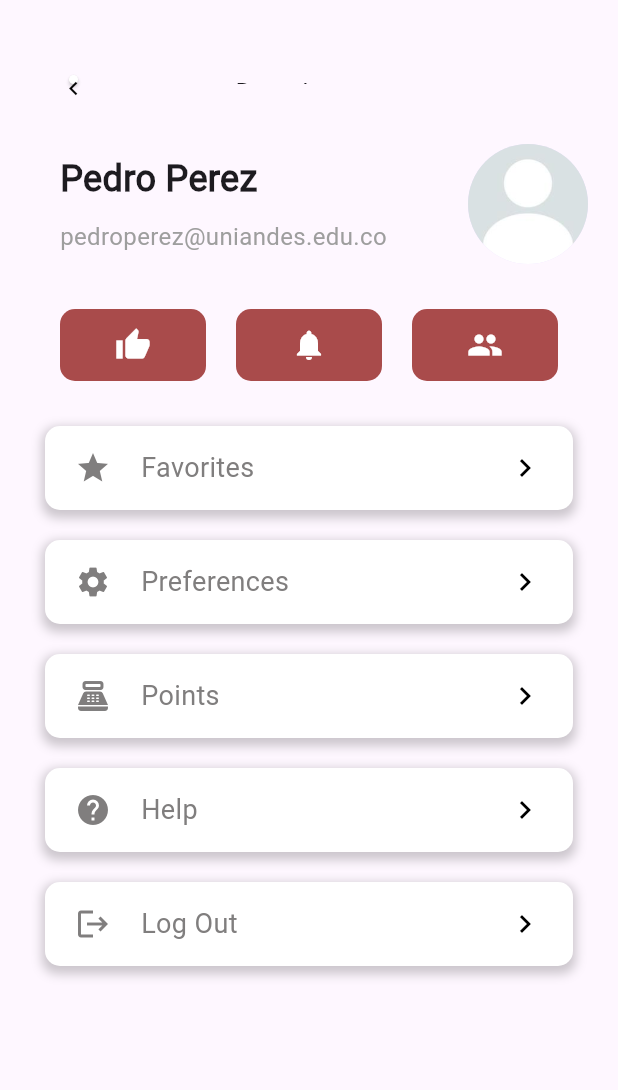
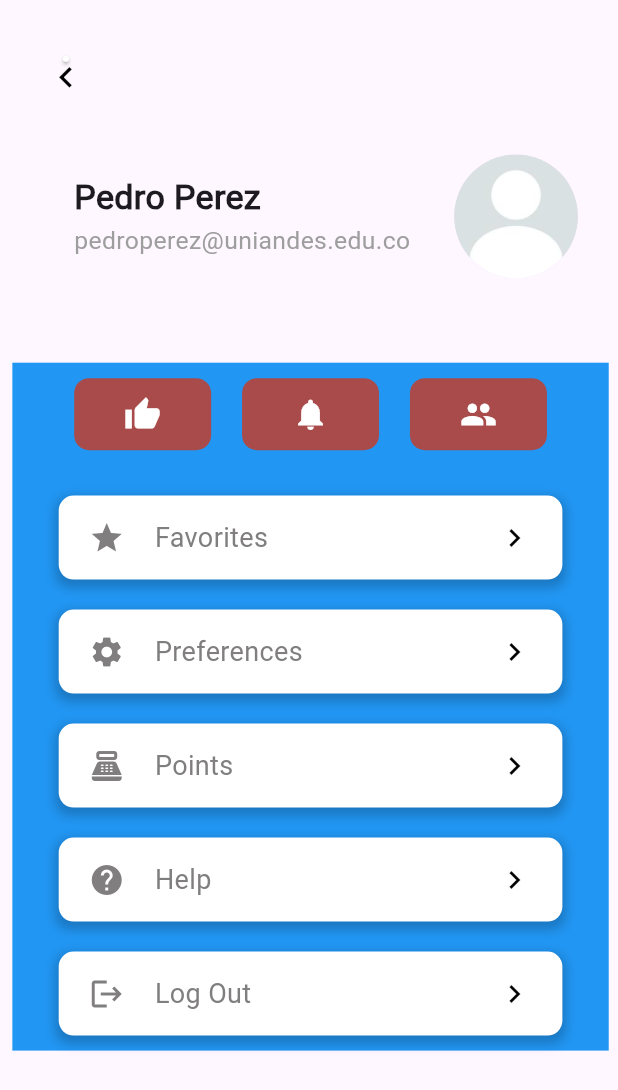
Before and after one commit to ISIS3510-202401-Team31/Flutter, a Flutter app: the Profile screen opened directly, on a phone screen of 412 x 824 dp. Shown: the top 1090 px of the screen. Run offline on Flutter 3.47's test engine with Material 3 defaults, Android fonts, the phone set to English and light mode, and no system bars; our stand-ins replace cloud_firestore, firebase_core; accounts and stored records are empty.

Commit message:
MediaQuery adjustments

```diff
--- a/unifood/lib/view/profile/dashboard/views/profile.dart
+++ b/unifood/lib/view/profile/dashboard/views/profile.dart
@@ -8,33 +8,40 @@ class Profile extends StatelessWidget {
 
   @override
   Widget build(BuildContext context) {
+
+    final double screenWidth = MediaQuery.of(context).size.width;
+    final double screenHeight = MediaQuery.of(context).size.height;
+
     return Scaffold(
-      appBar: AppBar(
+      appBar: PreferredSize(
+        preferredSize: Size.fromHeight(screenHeight * 0.05),
+        child: AppBar(
           automaticallyImplyLeading: false,
           backgroundColor: Colors.transparent,
           elevation: 0,
           flexibleSpace: Container(
             alignment: Alignment.centerLeft,
-          margin: const EdgeInsets.only(left: 16, top: 50),
+            margin:  EdgeInsets.only(left: screenWidth*0.015 , top: screenHeight*0.045),
             child: Row(
               children: <Widget>[
                 CustomCircledButton(
                   onPressed: () {
                     Navigator.pushNamed(context, '/restaurants');
                   },
-                diameter: 28,
-                icon: const Icon(
+                  diameter: screenHeight * 0.0335,
+                  icon: Icon(
                     Icons.chevron_left_sharp,
                     color: Colors.black,
+                    size: screenHeight * 0.0335
                   ),
                   buttonColor: Colors.white,
                 ),
-              const Padding(
-                padding: EdgeInsets.only(left: 75.0),
+                 Padding(
+                   padding: EdgeInsets.only(top: screenHeight * 0.01, left : screenWidth * 0.2),
                    child: Text(
                      'Bogotá',
                      style: TextStyle(
-                    fontSize: 15,
+                       fontSize: screenHeight * 0.018,
                        fontWeight: FontWeight.w300,
                      ),
                    ),
@@ -44,35 +51,41 @@ class Profile extends StatelessWidget {
           ),
           centerTitle: true,
         ),
+      ),
       body: SingleChildScrollView(
-        // Wrap the body with SingleChildScrollView
+        child: Container(
+          width: screenWidth * 0.985,
+          height: screenHeight * 0.8,
+          child: Padding(
+            padding: EdgeInsets.only(top: screenHeight * 0.025, left: screenWidth *0.02),
+            child: Container(
+              height: screenHeight * 0.2,
+              width : screenWidth *0.9,
               child: Column(
-          crossAxisAlignment: CrossAxisAlignment.start,
+                mainAxisAlignment: MainAxisAlignment.spaceBetween,
                 children: <Widget>[
-            // Upper Part of the Screen (User Details)
-            const Padding(
-              padding:
-                  EdgeInsets.only(top: 40.0, left: 20.0, right: 20, bottom: 20),
+                   Padding(
+                    padding: EdgeInsets.only(top: screenHeight * 0.05, left: screenWidth *0.05, right: screenWidth *0.05),
                     child: Row(
                       children: <Widget>[
                         Expanded(
                           child: Padding(
-                      padding: EdgeInsets.only(right: 20.0, left: 20.0),
+                            padding: EdgeInsets.symmetric(horizontal: screenWidth * 0.05),
                             child: Column(
                               crossAxisAlignment: CrossAxisAlignment.start,
                               children: <Widget>[
                                 Text(
                                   'Pedro Perez',
                                   style: TextStyle(
-                              fontSize: 24,
+                                    fontSize: screenHeight * 0.0275,
                                     fontWeight: FontWeight.bold,
                                   ),
                                 ),
-                          SizedBox(height: 10),
+                                SizedBox(height: screenHeight * 0.0025),
                                 Text(
                                   'pedroperez@uniandes.edu.co',
                                   style: TextStyle(
-                              fontSize: 16,
+                                    fontSize: screenHeight * 0.02,
                                     color: Colors.grey,
                                   ),
                                 ),
@@ -81,7 +94,7 @@ class Profile extends StatelessWidget {
                           ),
                         ),
                         CircleAvatar(
-                    radius: 40,
+                          radius: screenHeight * 0.05,
                           backgroundImage:
                               AssetImage('assets/images/profile_image.jpg'),
                         ),
@@ -89,8 +102,10 @@ class Profile extends StatelessWidget {
                     ),
                   ),
                   // Rest of the Page (Settings Buttons)
-            Padding(
-              padding: const EdgeInsets.symmetric(horizontal: 30.0),
+                  Container(
+                    color: Colors.blue,
+                    child: Padding(
+                      padding: EdgeInsets.symmetric(horizontal: screenWidth * 0.075),
                       child: Column(
                         children: <Widget>[
                           Row(
@@ -157,7 +172,11 @@ class Profile extends StatelessWidget {
                         ],
                       ),
                     ),
+                  ),
                 ],
+              ),
+            ),
+          ),
         ),
       ),
     );
--- a/unifood/lib/view/profile/dashboard/widgets/custom_settings_button.dart
+++ b/unifood/lib/view/profile/dashboard/widgets/custom_settings_button.dart
@@ -14,9 +14,11 @@ class CustomSettingsButton extends StatelessWidget {
 
   @override
   Widget build(BuildContext context) {
+    final double screenWidth = MediaQuery.of(context).size.width;
+
     return Expanded(
       child: Container(
-        margin: const EdgeInsets.all(10),
+        margin: EdgeInsets.all(screenWidth * 0.025),
         decoration: BoxDecoration(
           borderRadius: BorderRadius.circular(10),
           color: backgroundColor,
@@ -26,6 +28,7 @@ class CustomSettingsButton extends StatelessWidget {
           icon: Icon(
             icon,
             color: Colors.white,
+            size: screenWidth * 0.06,
           ),
         ),
       ),
```
Also changed, not shown: unifood/pubspec.lock. Lines whose indentation alone changed are shown as unchanged.
